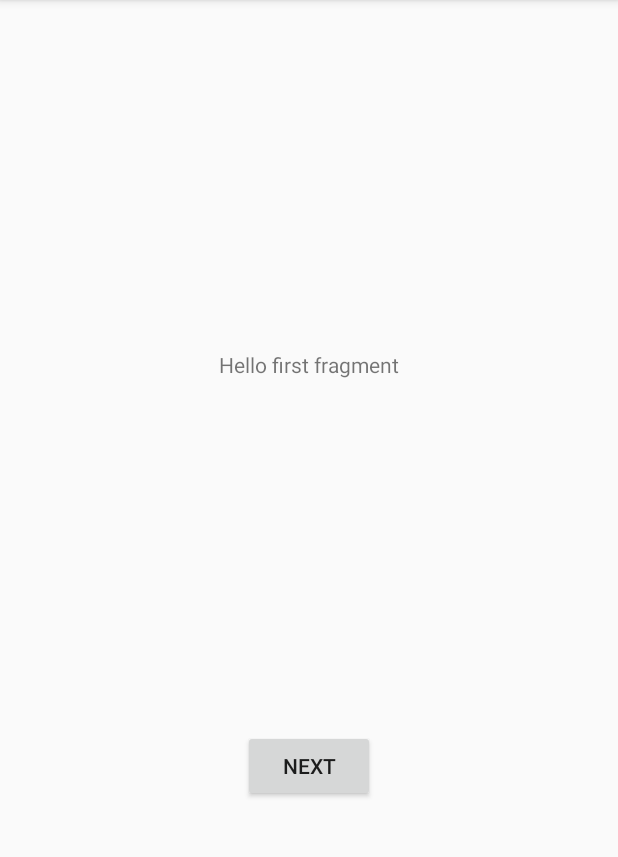
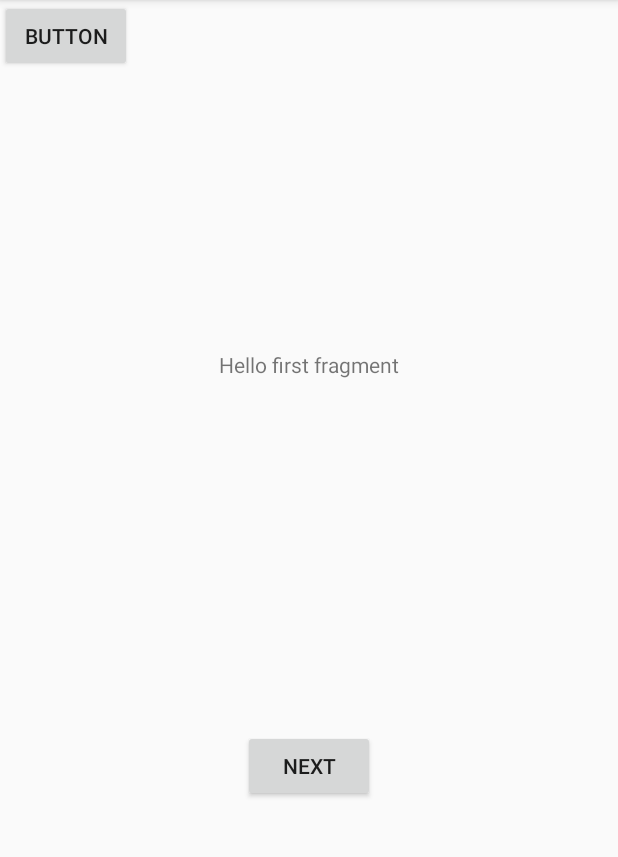
Before and after one commit to jurovision/HelloKotlinApp, an Android app: the screen it shows after launch (MainActivity), on a phone screen of 412 x 824 dp, the part 84-941 px from its top. Run offline under Robolectric (Android 15) with nearby library versions, the phone set to English and light mode, and no system bars; Roboto replaces fonts that are not available here.

Commit message:
Webview erfolgreich umgesetzt

```diff
--- a/app/src/main/AndroidManifest.xml
+++ b/app/src/main/AndroidManifest.xml
@@ -1,6 +1,8 @@
 <?xml version="1.0" encoding="utf-8"?>
 <manifest xmlns:android="http://schemas.android.com/apk/res/android"
+    xmlns:tools="http://schemas.android.com/tools"
     package="com.example.hellokotlin">
+    <uses-permission android:name="android.permission.INTERNET"/>
 
     <application
         android:allowBackup="true"
@@ -8,7 +10,9 @@
         android:label="@string/app_name"
         android:roundIcon="@mipmap/ic_launcher_round"
         android:supportsRtl="true"
-        android:theme="@style/AppTheme">
+        android:theme="@style/AppTheme"
+        android:usesCleartextTraffic="true"
+        tools:targetApi="m">
         <activity
             android:name=".MainActivity"
             android:label="@string/app_name"
--- a/app/src/main/java/com/example/hellokotlin/FirstFragment.kt
+++ b/app/src/main/java/com/example/hellokotlin/FirstFragment.kt
@@ -27,5 +27,8 @@ class FirstFragment : Fragment() {
         view.findViewById<Button>(R.id.button_first).setOnClickListener {
             findNavController().navigate(R.id.action_FirstFragment_to_instruction1_1)
         }
+        view.findViewById<Button>(R.id.button2).setOnClickListener {
+            findNavController().navigate(R.id.action_FirstFragment_to_webViewFragment15)
+        }
     }
 }
--- a/app/src/main/res/layout/activity_main.xml
+++ b/app/src/main/res/layout/activity_main.xml
@@ -18,6 +18,14 @@
             android:background="?attr/colorPrimary"
             app:popupTheme="@style/AppTheme.PopupOverlay" />
 
+        <RelativeLayout
+            xmlns:android="http://schemas.android.com/apk/res/android"
+            android:id="@+id/relativeLayout"
+            android:layout_width="match_parent"
+            android:layout_height="match_parent">
+
+        </RelativeLayout>
+
     </com.google.android.material.appbar.AppBarLayout>
 
     <include layout="@layout/content_main" />
--- a/app/src/main/res/layout/fragment_first.xml
+++ b/app/src/main/res/layout/fragment_first.xml
@@ -26,4 +26,12 @@
         app:layout_constraintStart_toStartOf="parent"
         app:layout_constraintTop_toBottomOf="@id/textview_first" />
 
+    <Button
+        android:id="@+id/button2"
+        android:layout_width="wrap_content"
+        android:layout_height="wrap_content"
+        android:text="Button"
+        tools:layout_editor_absoluteX="162dp"
+        tools:layout_editor_absoluteY="526dp" />
+
 </androidx.constraintlayout.widget.ConstraintLayout>
--- a/app/src/main/res/navigation/nav_graph.xml
+++ b/app/src/main/res/navigation/nav_graph.xml
@@ -13,6 +13,9 @@
         <action
             android:id="@+id/action_FirstFragment_to_instruction1_1"
             app:destination="@id/instruction1_1" />
+        <action
+            android:id="@+id/action_FirstFragment_to_webViewFragment15"
+            app:destination="@id/webViewFragment15" />
     </fragment>
     <fragment
         android:id="@+id/SecondFragment"
@@ -264,6 +267,10 @@
             android:id="@+id/action_finish_1_15_to_FirstFragment"
             app:destination="@id/FirstFragment" />
     </fragment>
+    <fragment
+        android:id="@+id/webViewFragment15"
+        android:name="com.example.hellokotlin.WebViewFragment15"
+        android:label="WebViewFragment15" />
 
 
 </navigation>
```
Also changed, not shown: app/src/main/java/com/example/hellokotlin/MainActivity.kt (+14 -7 lines).
